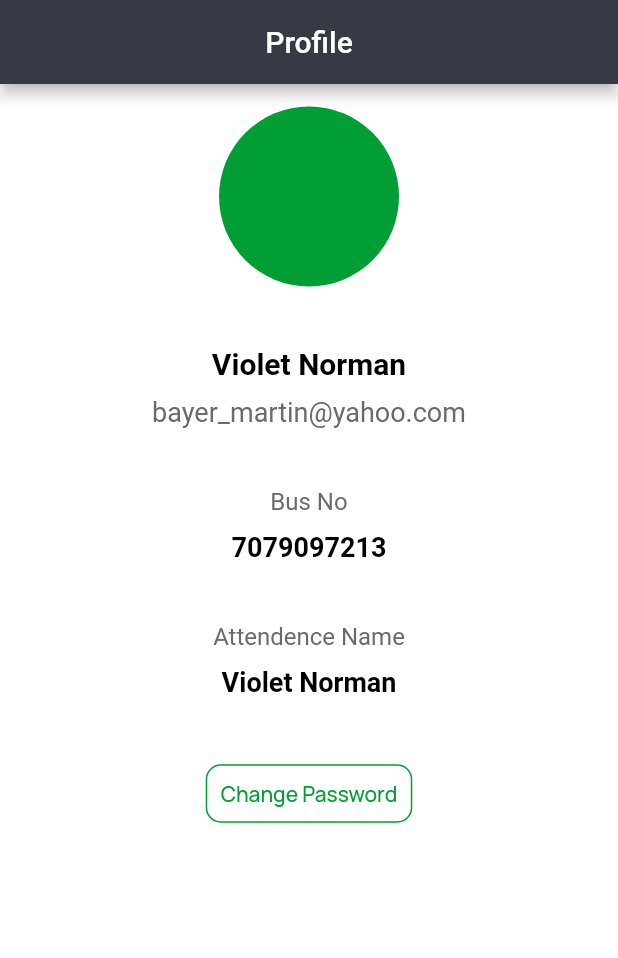
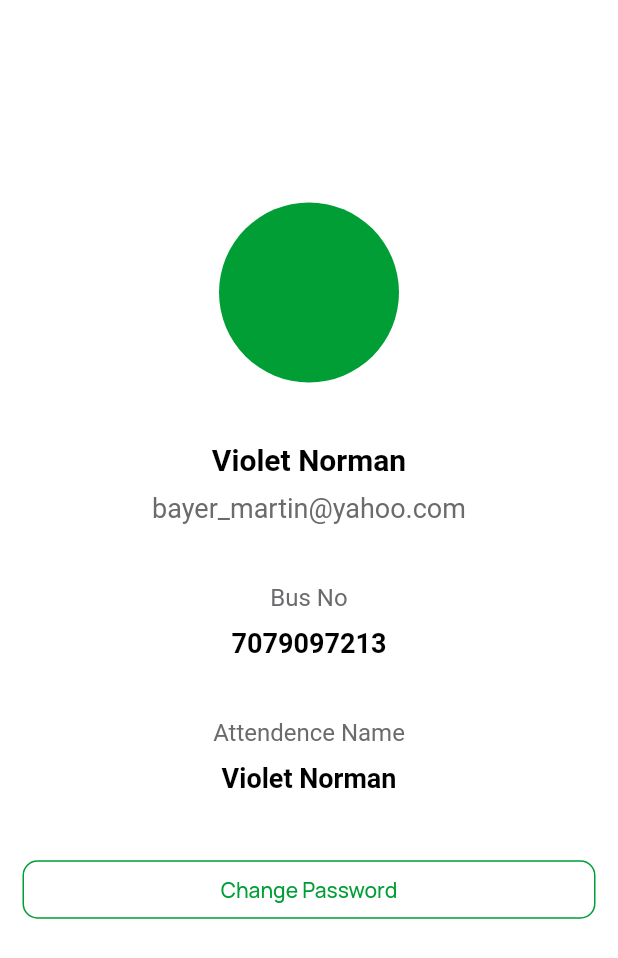
Before and after one commit to AliAkberAakash/flutter_getx_template, a Flutter app: the screen it shows after launch, on a phone screen of 412 x 824 dp. Shown: the top 958 px of the screen. Run offline on Flutter 3.47's test engine with Material 2 defaults, Android fonts, the phone set to English and light mode, and no system bars; our stand-ins replace carousel_slider, dio, flutter_svg, fluttertoast, get, get_storage and 5 more; missing offline and left inert: custom_check_box.

Commit message:
fixed bug

```diff
--- a/lib/ui/profile/profile_screen_page.dart
+++ b/lib/ui/profile/profile_screen_page.dart
@@ -3,6 +3,7 @@ import 'package:go_share/ui/service_provider/widgets/update_button.dart';
 import 'package:go_share/utils/colors.dart';
 import 'package:go_share/utils/constants.dart';
 import 'package:go_share/utils/dimens.dart';
+import 'package:go_share/utils/spacers.dart';
 
 class ProfileScreenPage extends StatefulWidget {
   const ProfileScreenPage({Key? key}) : super(key: key);
@@ -21,13 +22,6 @@ class _ProfileScreenPageState extends State<ProfileScreenPage> {
 
     return Scaffold(
       backgroundColor: Colors.transparent,
-      appBar: AppBar(
-        title: Text(
-          'Profile',
-          style: TextStyle(color: white),
-        ),
-        centerTitle: true,
-      ),
       body: Container(
         height: hp,
         width: wp,
@@ -35,6 +29,8 @@ class _ProfileScreenPageState extends State<ProfileScreenPage> {
         padding: EdgeInsets.symmetric(horizontal: dp15, vertical: dp15),
         child: Column(
           children: [
+            VSpacer60(),
+            VSpacer60(),
             CircleAvatar(
               radius: dp60,
               backgroundColor: accent,
@@ -67,7 +63,11 @@ class _ProfileScreenPageState extends State<ProfileScreenPage> {
                   color: black, fontWeight: FontWeight.bold, fontSize: dp18),
             ),
             SizedBox(height: dp40),
-            UpdateButton(text: 'Change Password', onClicked: () {})
+            Row(
+              children: [
+                Expanded(child: UpdateButton(text: 'Change Password', onClicked: () {})),
+              ],
+            )
           ],
         ),
       ),
```
